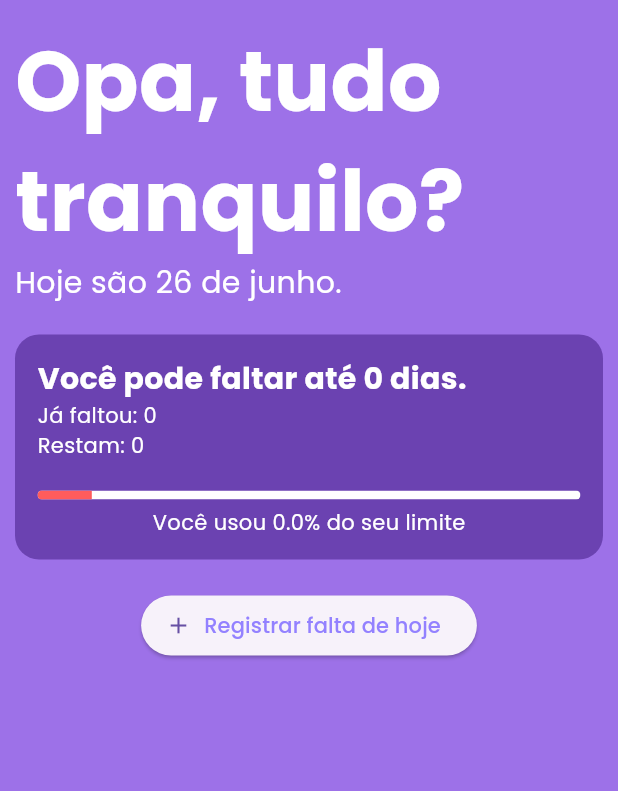
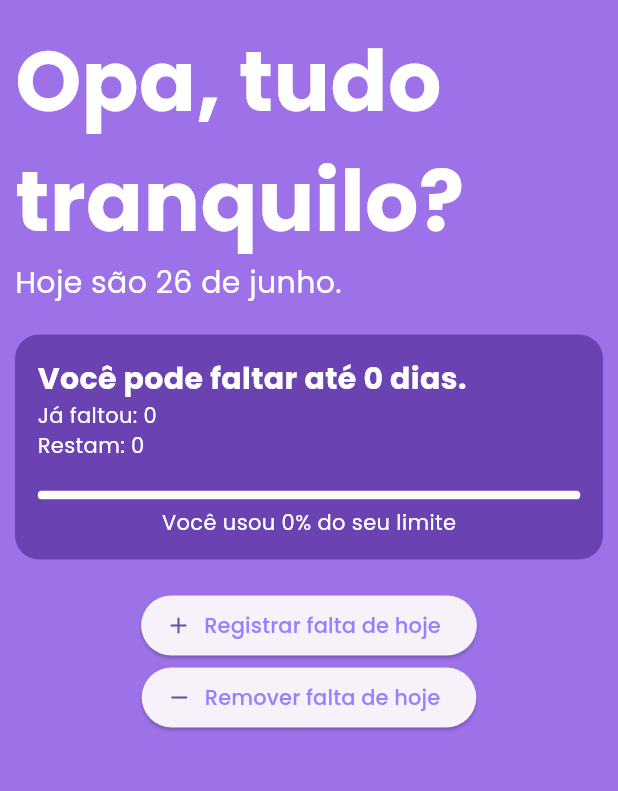
Before and after one commit to om1cael/Falty, a Flutter app: the HomePage screen opened directly, on a phone screen of 412 x 824 dp, the part 63-854 px from its top. Run offline on Flutter 3.47's test engine with Material 3 defaults, Android fonts, the phone set to English and light mode, and no system bars; our stand-ins replace shared_preferences; accounts and stored records are empty.

Commit message:
feat(home page): implement absence removal functionality and update UI interactions

```diff
--- a/lib/controllers/home_page_controller.dart
+++ b/lib/controllers/home_page_controller.dart
@@ -5,6 +5,10 @@ class HomePageController {
 
   Future<bool> saveAbsence() async {
     return await storageService.saveAbsence();
+  }
+
+  Future<bool> removeAbsence() async {
+    return await storageService.removeAbsence();
   }
 
   Future<int?> getMaxAbsences() async {
--- a/lib/main.dart
+++ b/lib/main.dart
@@ -1,13 +1,16 @@
 import 'package:falty/pages/home_page.dart';
 import 'package:falty/pages/setup_page.dart';
+import 'package:falty/services/storage_service.dart';
 import 'package:flutter/material.dart';
 
 void main() {
-  runApp(const MyApp());
+  runApp(MyApp());
 }
 
 class MyApp extends StatelessWidget {
-  const MyApp({super.key});
+  MyApp({super.key});
+
+  final StorageService storageService = StorageService();
 
   @override
   Widget build(BuildContext context) {
--- a/lib/pages/home_page.dart
+++ b/lib/pages/home_page.dart
@@ -15,11 +15,31 @@ class _HomePageState extends State<HomePage> {
   double absencePercentageUsed = 0;
 
   final HomePageController homePageController = HomePageController();
+  final DateTime now = DateTime.now();
+
+  final months = {
+    1: 'janeiro',
+    2: 'fevereiro',
+    3: 'março',
+    4: 'abril',
+    5: 'maio',
+    6: 'junho',
+    7: 'julho',
+    8: 'agosto',
+    9: 'setembro',
+    10: 'outubro',
+    11: 'novembro',
+    12: 'dezembro'
+  };
+
+  @override
+  void initState() {
+    super.initState();
+    updateValues();
+  }
 
   @override
   Widget build(BuildContext context) {
-    updateValues();
-
     return Scaffold(
       appBar: AppBar(
         backgroundColor: Color(0xff9D71E8),
@@ -91,7 +111,7 @@ class _HomePageState extends State<HomePage> {
                       ),
                     ),
                     Text(
-                      'Hoje são 26 de junho.',
+                      'Hoje são ${now.day} de ${months[now.month]}.',
                       style: TextStyle(
                         color: Colors.white,
                         fontWeight: FontWeight.w200,
@@ -142,14 +162,14 @@ class _HomePageState extends State<HomePage> {
                               borderRadius: BorderRadiusGeometry.circular(12),
                               child: LinearProgressIndicator(
                                 backgroundColor: Colors.white,
-                                value: 0.1,
+                                value: absencePercentageUsed.clamp(0, 1),
                                 minHeight: 6,
                                 color: Color(0xffFF5C5C),
                               ),
                             ),
                             SizedBox(height: 5,),
                             Text(
-                              'Você usou $absencePercentageUsed% do seu limite',
+                              'Você usou ${(absencePercentageUsed * 100).round()}% do seu limite',
                               style: TextStyle(
                                 color: Colors.white,
                                 fontWeight: FontWeight.w300,
@@ -164,14 +184,30 @@ class _HomePageState extends State<HomePage> {
                 ),
                 SizedBox(height: 20,),
                 ElevatedButton.icon(
-                  onPressed: () => updateValues(),
+                    onPressed: () async {
+                      await homePageController.saveAbsence();
+                      updateValues();
+                    },
+                    label: Text(
+                      'Registrar falta de hoje',
+                      style: TextStyle(
+                        color: Color(0xff9381FF)
+                      ),
+                    ),
+                    icon: Icon(Icons.add),
+                ),
+                ElevatedButton.icon(
+                  onPressed: () async {
+                    await homePageController.removeAbsence();
+                    updateValues();
+                  },
                   label: Text(
-                    'Registrar falta de hoje',
+                    'Remover falta de hoje',
                     style: TextStyle(
                       color: Color(0xff9381FF)
                     ),
                   ),
-                  icon: Icon(Icons.add),
+                  icon: Icon(Icons.remove),
                 ),
               ],
             ),
```
Also changed, not shown: lib/services/storage_service.dart (+9 -0 lines).
